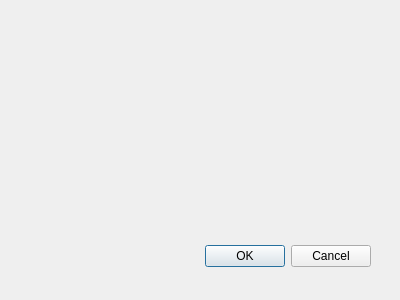
The window that src/add_contact_dialog.ui (dmilith/dsipcom) describes before a commit, drawn with Qt 5.
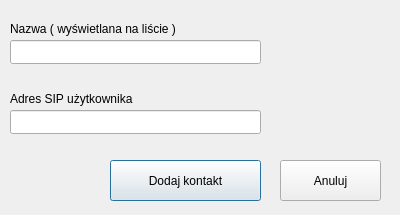
The same window after the commit. Icons and pictures are not drawn.

Patch:
```diff
--- a/src/add_contact_dialog.ui
+++ b/src/add_contact_dialog.ui
@@ -6,26 +6,90 @@
     <x>0</x>
     <y>0</y>
     <width>400</width>
-    <height>300</height>
+    <height>215</height>
    </rect>
   </property>
   <property name="windowTitle" >
    <string>Dodaj nowy kontakt</string>
   </property>
-  <widget class="QDialogButtonBox" name="buttonBox" >
+  <widget class="QLineEdit" name="contact_sip_address" >
    <property name="geometry" >
     <rect>
-     <x>30</x>
-     <y>240</y>
-     <width>341</width>
-     <height>32</height>
+     <x>10</x>
+     <y>110</y>
+     <width>251</width>
+     <height>24</height>
     </rect>
    </property>
-   <property name="orientation" >
-    <enum>Qt::Horizontal</enum>
+  </widget>
+  <widget class="QLabel" name="label_2" >
+   <property name="geometry" >
+    <rect>
+     <x>10</x>
+     <y>90</y>
+     <width>201</width>
+     <height>18</height>
+    </rect>
    </property>
-   <property name="standardButtons" >
-    <set>QDialogButtonBox::Cancel|QDialogButtonBox::Ok</set>
+   <property name="text" >
+    <string>Adres SIP użytkownika</string>
+   </property>
+  </widget>
+  <widget class="QPushButton" name="add_button" >
+   <property name="geometry" >
+    <rect>
+     <x>110</x>
+     <y>160</y>
+     <width>151</width>
+     <height>41</height>
+    </rect>
+   </property>
+   <property name="text" >
+    <string>Dodaj kontakt</string>
+   </property>
+   <property name="icon" >
+    <iconset resource="dsipcom.qrc" >
+     <normaloff>:/images/images/accept.png</normaloff>:/images/images/accept.png</iconset>
+   </property>
+  </widget>
+  <widget class="QLabel" name="label" >
+   <property name="geometry" >
+    <rect>
+     <x>10</x>
+     <y>20</y>
+     <width>201</width>
+     <height>18</height>
+    </rect>
+   </property>
+   <property name="text" >
+    <string>Nazwa ( wyświetlana na liście )</string>
+   </property>
+  </widget>
+  <widget class="QLineEdit" name="contact_name" >
+   <property name="geometry" >
+    <rect>
+     <x>10</x>
+     <y>40</y>
+     <width>251</width>
+     <height>24</height>
+    </rect>
+   </property>
+  </widget>
+  <widget class="QPushButton" name="cancel_button" >
+   <property name="geometry" >
+    <rect>
+     <x>280</x>
+     <y>160</y>
+     <width>101</width>
+     <height>41</height>
+    </rect>
+   </property>
+   <property name="text" >
+    <string>Anuluj</string>
+   </property>
+   <property name="icon" >
+    <iconset resource="dsipcom.qrc" >
+     <normaloff>:/images/images/cancel.png</normaloff>:/images/images/cancel.png</iconset>
    </property>
   </widget>
  </widget>
```
Left out of the diff: 41 changed lines with no effect on the pictures.
